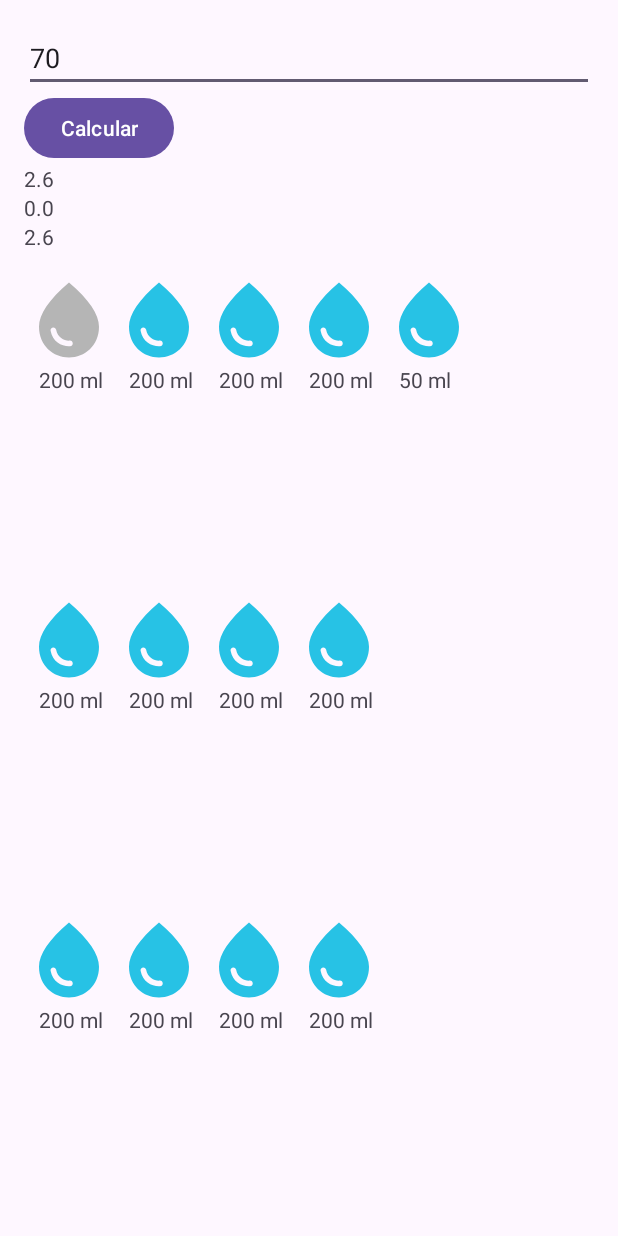
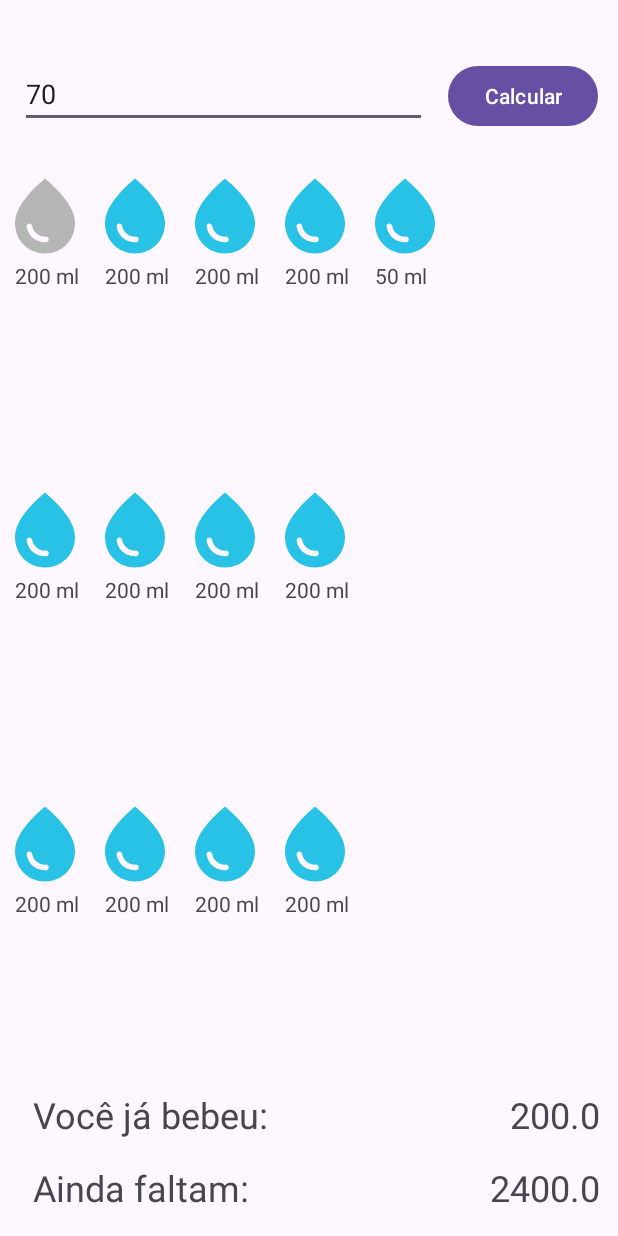
Before and after one commit to VictorFMag/WaterDrinkingApp, an Android app: the screen it shows after launch (MainActivity), after a tap on an icon or button, on a phone screen of 412 x 824 dp. Run offline under Robolectric (Android 15) with nearby library versions, the phone set to English and light mode, and no system bars; our stand-ins replace data binding; 1 other tap on this screen came first.

Commit message:
-Criado dataBinding de ml bebidos e faltantes

```diff
--- a/app/src/main/java/com/victorfmag/waterdrinkingapp/AguaDiaria.java
+++ b/app/src/main/java/com/victorfmag/waterdrinkingapp/AguaDiaria.java
@@ -38,9 +38,10 @@ public class AguaDiaria {
         int coposBebidos = 0;
         for (Copo copo : copos) {
             if (!copo.isCheio()) {
+                System.out.println("1 copo");
                 coposBebidos++;
             }
         }
-        return (float) (coposBebidos * volumeCopoMl) / 1000;
+        return (float) (coposBebidos * volumeCopoMl);
     }
 }
--- a/app/src/main/java/com/victorfmag/waterdrinkingapp/AguaDiariaAdapter.java
+++ b/app/src/main/java/com/victorfmag/waterdrinkingapp/AguaDiariaAdapter.java
@@ -39,6 +39,8 @@ public class AguaDiariaAdapter extends RecyclerView.Adapter<CopoViewHolder> {
                     aguaDiariaViewModel.desfazerCopo(position);
                     notifyDataSetChanged();
                 }
+                // Atualiza os dados para refletir na UI
+                aguaDiariaViewModel.atualizarDados();
             });
         }
     }
--- a/app/src/main/java/com/victorfmag/waterdrinkingapp/AguaDiariaViewModel.java
+++ b/app/src/main/java/com/victorfmag/waterdrinkingapp/AguaDiariaViewModel.java
@@ -37,8 +37,8 @@ public class AguaDiariaViewModel extends ViewModel {
         }
     }
 
-    private void atualizarDados() {
-        float metaLitros = aguaDiaria.getCopos().size() * (200f / 1000f);
+    public void atualizarDados() {
+        float metaLitros = aguaDiaria.getCopos().size() * (200f);
         float litrosBebidos = aguaDiaria.litrosBebidosAteAgora();
         float litrosFaltando = metaLitros - litrosBebidos;
 
--- a/app/src/main/java/com/victorfmag/waterdrinkingapp/Copo.java
+++ b/app/src/main/java/com/victorfmag/waterdrinkingapp/Copo.java
@@ -13,6 +13,10 @@ public class Copo {
         return cheio;
     }
 
+    public void setCheio(boolean cheio) {
+        this.cheio = cheio;
+    }
+
     public int getVolumeMl() {
         return volumeMl;
     }
--- a/app/src/main/java/com/victorfmag/waterdrinkingapp/CopoViewModel.java
+++ b/app/src/main/java/com/victorfmag/waterdrinkingapp/CopoViewModel.java
@@ -32,11 +32,13 @@ public class CopoViewModel extends ViewModel {
 
     public void beber() {
         this.bebido = true;
+        copoObjeto.setCheio(false);
         imagemCopo.setValue(R.drawable.baseline_water_drop_24);
     }
 
     public void desfazer() {
         this.bebido = false;
+        copoObjeto.setCheio(true);
         imagemCopo.setValue(R.drawable.baseline_water_drop_24_blue);
     }
 }
--- a/app/src/main/res/layout/activity_main.xml
+++ b/app/src/main/res/layout/activity_main.xml
@@ -9,54 +9,90 @@
             type="com.victorfmag.waterdrinkingapp.AguaDiariaViewModel" />
     </data>
 
-    <LinearLayout
+    <androidx.constraintlayout.widget.ConstraintLayout
+        android:id="@+id/linearLayout2"
         android:layout_width="match_parent"
-        android:layout_height="match_parent"
-        android:orientation="vertical"
-        android:padding="16dp">
+        android:layout_height="match_parent">
+
+        <TextView
+            android:id="@+id/textView3"
+            android:layout_width="wrap_content"
+            android:layout_height="wrap_content"
+            android:layout_marginBottom="16dp"
+            android:text="Ainda faltam:"
+            android:textSize="24sp"
+            app:layout_constraintBottom_toBottomOf="parent"
+            app:layout_constraintStart_toStartOf="@+id/textView2" />
 
         <EditText
             android:id="@+id/editTextPeso"
-            android:layout_width="match_parent"
+            android:layout_width="271dp"
             android:layout_height="wrap_content"
+            android:layout_marginTop="40dp"
             android:hint="Digite seu peso (kg)"
             android:inputType="number"
-            android:text="@={viewModel.peso}" />
+            android:text="@={viewModel.peso}"
+            app:layout_constraintEnd_toEndOf="parent"
+            app:layout_constraintEnd_toStartOf="@+id/buttonCalcular"
+            app:layout_constraintHorizontal_bias="0.5"
+            app:layout_constraintStart_toStartOf="parent"
+            app:layout_constraintTop_toTopOf="parent" />
 
         <Button
             android:id="@+id/buttonCalcular"
             android:layout_width="wrap_content"
             android:layout_height="wrap_content"
+            android:layout_marginStart="1dp"
+            android:onClick="@{() -> viewModel.calcular()}"
             android:text="Calcular"
-            android:onClick="@{() -> viewModel.calcular()}" />
+            app:layout_constraintEnd_toEndOf="parent"
+            app:layout_constraintHorizontal_bias="0.5"
+            app:layout_constraintStart_toEndOf="@+id/editTextPeso"
+            app:layout_constraintTop_toTopOf="@+id/editTextPeso" />
 
         <TextView
-            android:id="@+id/textViewVolume"
+            android:id="@+id/textViewFaltando"
             android:layout_width="wrap_content"
             android:layout_height="wrap_content"
-            android:text="@{viewModel.volume}" />
+            android:text="@{viewModel.faltando}"
+            android:textSize="24sp"
+            app:layout_constraintBottom_toBottomOf="@+id/textView3"
+            app:layout_constraintEnd_toEndOf="@+id/textViewBebido" />
 
         <TextView
             android:id="@+id/textViewBebido"
             android:layout_width="wrap_content"
             android:layout_height="wrap_content"
-            android:text="@{viewModel.bebidoAgora}" />
-
-        <TextView
-            android:id="@+id/textViewFaltando"
-            android:layout_width="wrap_content"
-            android:layout_height="wrap_content"
-            android:text="@{viewModel.faltando}" />
+            android:layout_marginEnd="12dp"
+            android:text="@{viewModel.bebidoAgora}"
+            android:textSize="24sp"
+            app:layout_constraintBottom_toBottomOf="@+id/textView2"
+            app:layout_constraintEnd_toEndOf="parent" />
 
         <androidx.recyclerview.widget.RecyclerView
             android:id="@+id/recyclerViewCopos"
-            android:layout_width="match_parent"
+            android:layout_width="0dp"
             android:layout_height="0dp"
-            android:layout_weight="1"
+            android:layout_marginTop="10dp"
+            android:orientation="horizontal"
+            app:adapter="@{viewModel.adapter}"
             app:layoutManager="androidx.recyclerview.widget.GridLayoutManager"
-            tools:spanCount="3"
-            android:orientation="horizontal"
-            app:adapter="@{viewModel.adapter}" />
+            app:layout_constraintBottom_toTopOf="@+id/textView2"
+            app:layout_constraintEnd_toEndOf="parent"
+            app:layout_constraintStart_toStartOf="parent"
+            app:layout_constraintTop_toBottomOf="@+id/buttonCalcular"
+            tools:spanCount="3" />
 
-    </LinearLayout>
+        <TextView
+            android:id="@+id/textView2"
+            android:layout_width="wrap_content"
+            android:layout_height="wrap_content"
+            android:layout_marginStart="22dp"
+            android:layout_marginBottom="16dp"
+            android:text="Você já bebeu:"
+            android:textSize="24sp"
+            app:layout_constraintBottom_toTopOf="@+id/textView3"
+            app:layout_constraintStart_toStartOf="parent" />
+
+    </androidx.constraintlayout.widget.ConstraintLayout>
 </layout>
```
